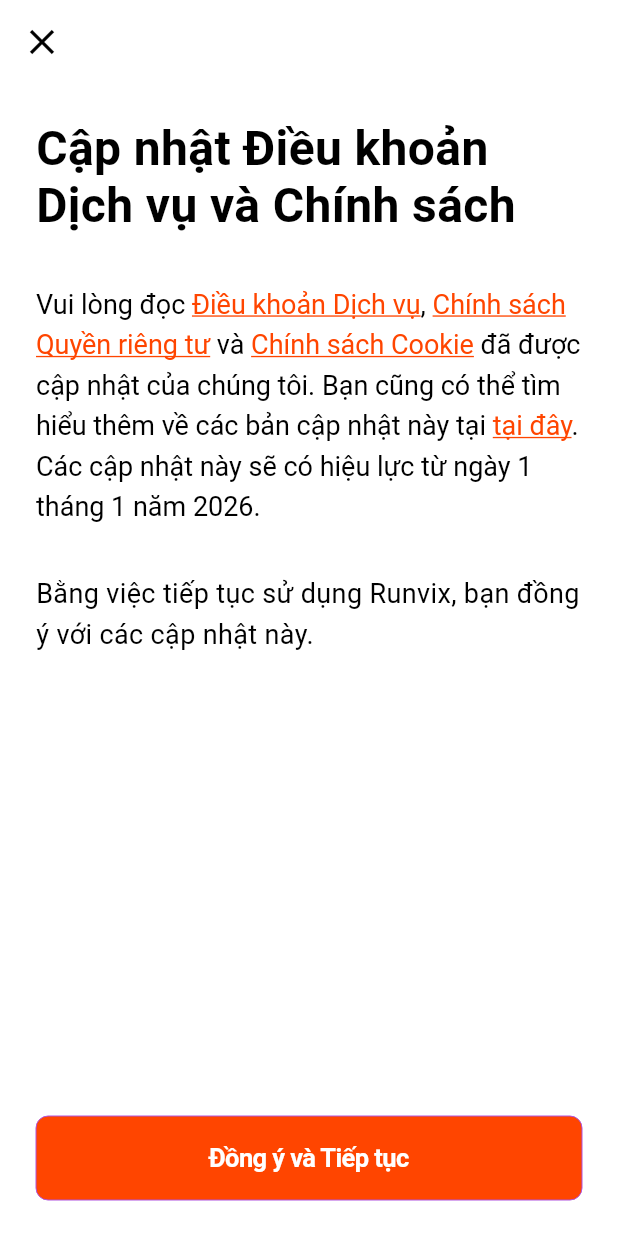
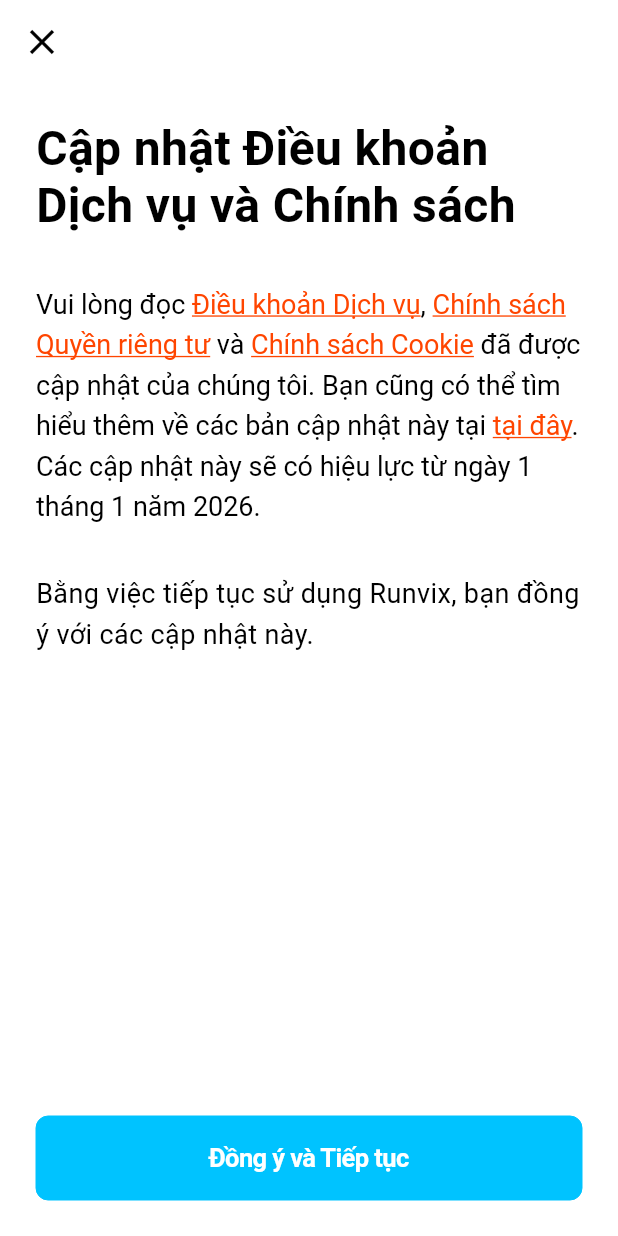
Before and after one commit to TungDuongTB/RunVix, a Flutter app: the AuthTermsPage screen opened directly, on a phone screen of 412 x 824 dp. Run offline on Flutter 3.47's test engine with Material 3 defaults, Android fonts, the phone set to English and light mode, and no system bars; our stand-ins replace cloud_firestore, firebase_auth, firebase_core, flutter_dotenv, geolocator, get and 3 more; missing offline and left inert: extension_google_sign_in_as_googleapis_auth, flutter_polyline_points, googleapis; accounts and stored records are empty; network calls fail.

Commit message:
push_end

```diff
--- a/lib/Component/ButtonComponent.dart
+++ b/lib/Component/ButtonComponent.dart
@@ -1,4 +1,5 @@
 import 'package:flutter/cupertino.dart';
+import 'package:runvix/export.dart';
 
 class ButtonComponent extends StatelessWidget {
   final String text;
@@ -18,8 +19,8 @@ class ButtonComponent extends StatelessWidget {
     this.width,
     this.height,
     this.textColor,
-    this.color = CupertinoColors.systemPurple,
-    this.borderColor = CupertinoColors.systemPurple,
+    this.color = AppColors.buttonColor,
+    this.borderColor = AppColors.buttonColor,
     this.borderWidth = 0.0,
     this.borderRadius = 8.0,
     this.textWeight = FontWeight.bold,
--- a/lib/Pages/Authen/AuthTermsPage.dart
+++ b/lib/Pages/Authen/AuthTermsPage.dart
@@ -133,7 +133,7 @@ class _AuthTermsPageState extends State<AuthTermsPage> {
               text: 'Đồng ý và Tiếp tục',
               width: double.infinity,
               height: 56,
-              color: AppColors.orangeRed,
+              color: AppColors.buttonColor,
               textColor: Colors.white,
               borderRadius: 8,
               onPressed: () {
--- a/lib/Pages/Home/Widgets/home/comment_screen.dart
+++ b/lib/Pages/Home/Widgets/home/comment_screen.dart
@@ -371,7 +371,7 @@ class _CommentScreenState extends State<CommentScreen> {
               child: Container(
                 padding: const EdgeInsets.all(10),
                 decoration: const BoxDecoration(
-                  color: AppColors.primary, // Màu tím đậm cho nút gửi
+                  color: AppColors.buttonColor, // Màu nút gửi của app
                   shape: BoxShape.circle,
                 ),
                 child: const Icon(Icons.send, color: Colors.white, size: 20),
```
